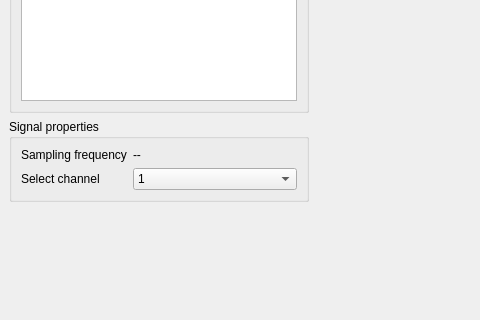
Qt form heartapp_mainwindow.ui (afanasenko/ecg-hd) before a commit; both pictures show x 0 to 480 and y 196 to 516 of the 812 by 516 pixel window.
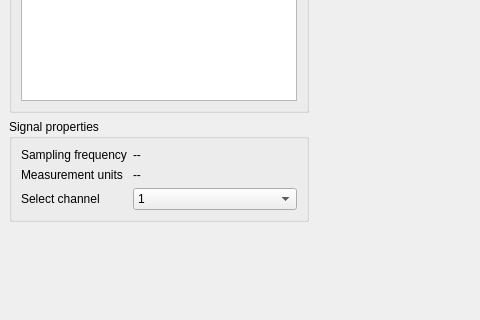
The same form after that commit. Custom widgets are drawn as their Qt base class.

Commit message: Add signal units label

The edit to the form file:
```diff
--- a/heartapp_mainwindow.ui
+++ b/heartapp_mainwindow.ui
@@ -98,14 +98,14 @@
            </property>
           </widget>
          </item>
-         <item row="1" column="0">
+         <item row="2" column="0">
           <widget class="QLabel" name="label_2">
            <property name="text">
             <string>Select channel</string>
            </property>
           </widget>
          </item>
-         <item row="1" column="1">
+         <item row="2" column="1">
           <widget class="QComboBox" name="comboBox">
            <item>
             <property name="text">
@@ -124,6 +124,20 @@
            </item>
           </widget>
          </item>
+         <item row="1" column="0">
+          <widget class="QLabel" name="label">
+           <property name="text">
+            <string>Measurement units</string>
+           </property>
+          </widget>
+         </item>
+         <item row="1" column="1">
+          <widget class="QLabel" name="signalUnits">
+           <property name="text">
+            <string>--</string>
+           </property>
+          </widget>
+         </item>
         </layout>
        </widget>
       </item>
```
